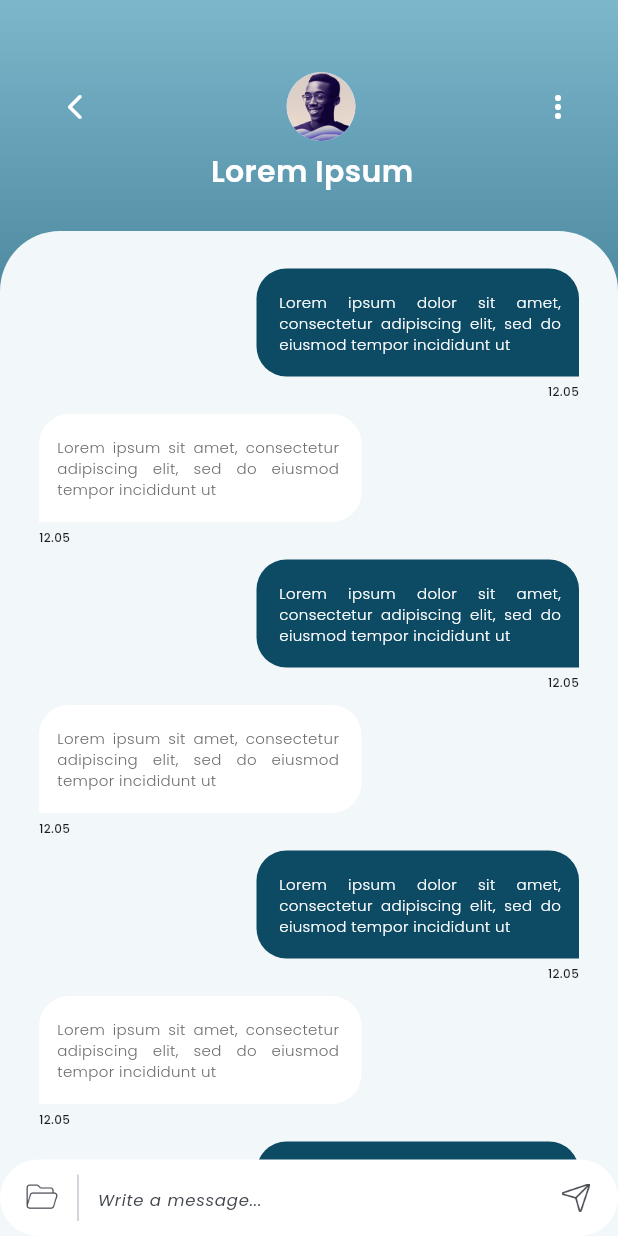
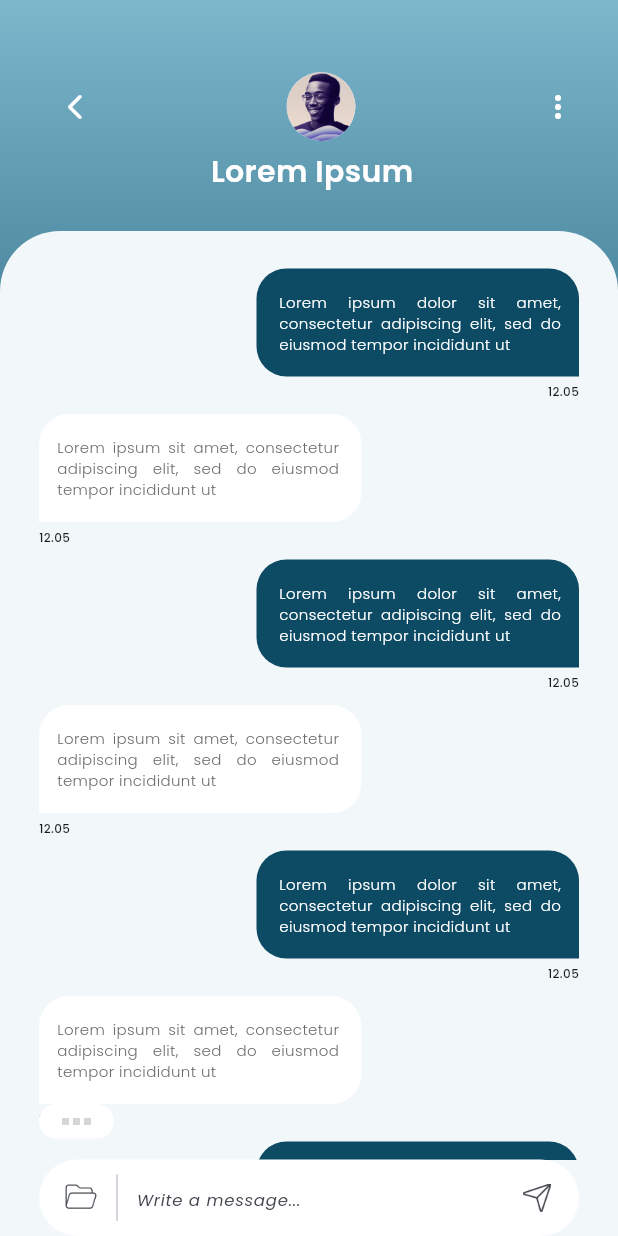
Before and after one commit to Waseem-Dar/ChatApp, a Flutter app: the ChatScreen screen opened directly, on a phone screen of 412 x 824 dp. Run offline on Flutter 3.47's test engine with Material 3 defaults, Android fonts, the phone set to English and light mode, and no system bars; our stand-ins replace country_picker, flutter_toggle_tab, google_fonts, google_maps_flutter, location; grey boxes are pictures that could not be loaded.

Commit message:
modified chat screen

```diff
--- a/lib/screens/profilePages/privacy_details_screen.dart
+++ b/lib/screens/profilePages/privacy_details_screen.dart
@@ -19,7 +19,6 @@ class PrivacyDetailsScreen extends StatelessWidget {
         thickness: 1,
         child: SingleChildScrollView(
           controller: verticalScroll,
-          physics: const BouncingScrollPhysics(),
           child: Padding(
             padding: const EdgeInsets.symmetric(horizontal: 23 ),
             child: Column(
--- a/lib/screens/profilePages/terms_details_screen.dart
+++ b/lib/screens/profilePages/terms_details_screen.dart
@@ -20,7 +20,6 @@ class TermsDetailsScreen extends StatelessWidget {
         thickness: 1,
         child: SingleChildScrollView(
           controller: verticalScroll,
-          physics: const BouncingScrollPhysics(),
           child: Padding(
             padding: const EdgeInsets.symmetric(horizontal: 23),
             child: Column(
--- a/lib/screens/usersPages/chat_screen.dart
+++ b/lib/screens/usersPages/chat_screen.dart
@@ -1,4 +1,5 @@
 import 'package:chat_app/screens/usersPages/chat_user_details_screen.dart';
+import 'package:chat_app/widgets/user_widgets.dart';
 import 'package:flutter/material.dart';
 import 'package:google_fonts/google_fonts.dart';
 import '../../widgets/message_card.dart';
@@ -10,7 +11,7 @@ class ChatScreen extends StatefulWidget {
   @override
   State<ChatScreen> createState() => _ChatScreenState();
 }
-
+bool showBox = false;
 class _ChatScreenState extends State<ChatScreen> {
   @override
   Widget build(BuildContext context) {
@@ -83,12 +84,16 @@ class _ChatScreenState extends State<ChatScreen> {
                         Expanded(
                             child: ListView.builder(
                               padding: const EdgeInsets.only(top: 20,left: 26,right: 26),
-                                itemCount:10,
+                                itemCount:9,
                                  itemBuilder: (context, index) {
                                   return  MessageCard(index: index,);
                                    },)),
+                        // SizedBox(
+                        //   height: 40,
+                        // ),
                         Container(
                           height: 51,
+                          margin: EdgeInsets.symmetric(horizontal: 26),
                           decoration: BoxDecoration(
                           color: Colors.white,
                             borderRadius: BorderRadius.circular(26),
@@ -98,6 +103,7 @@ class _ChatScreenState extends State<ChatScreen> {
                             child: Row(
                               children: [
                                 IconButton(
+                                  highlightColor: Colors.transparent,
                                     padding:EdgeInsets.zero,
                                     visualDensity: const VisualDensity(horizontal: -4,vertical: -4),
                                     onPressed: (){},
@@ -123,6 +129,7 @@ class _ChatScreenState extends State<ChatScreen> {
                                   ),
                                 )),
                                 IconButton(
+                                    highlightColor: Colors.transparent,
                                     padding:EdgeInsets.zero,
                                     visualDensity: const VisualDensity(horizontal: -4,vertical: -4),
                                     onPressed: (){}, icon: const ImageIcon(AssetImage("assets/images/sendIcon.png"),size: 19,))
@@ -135,7 +142,9 @@ class _ChatScreenState extends State<ChatScreen> {
                   ),
                 )
               ],
-            )
+            ),
+            UserWidget.replayShowBox()
+
           ],
         ),
       ),
--- a/lib/widgets/user_widgets.dart
+++ b/lib/widgets/user_widgets.dart
@@ -110,4 +110,30 @@ class UserWidget{
             style: GoogleFonts.poppins(fontSize: 12,fontWeight: FontWeight.w400,color: const Color(0xFF6C6C6C)),textAlign: TextAlign.justify,),),),],);
   }
 
+
+  static Widget replayShowBox(){
+    return  Positioned(
+      bottom: 65,
+      left: 26,
+      child: Container(
+        width: 50,
+        height: 23,
+        padding: EdgeInsets.symmetric(horizontal: 13),
+        // margin: EdgeInsets.only(bottom: 65),
+        decoration: BoxDecoration(
+          color: Colors.white,
+          borderRadius: BorderRadius.circular(14),
+        ),
+        child: Row(
+          mainAxisAlignment: MainAxisAlignment.spaceEvenly,
+          children: [
+            ImageIcon(AssetImage("assets/images/ellipse3.png"),size: 5,color: Colors.black.withOpacity(0.6),),
+            ImageIcon(AssetImage("assets/images/ellipse1.png"),size: 5,color: Colors.black.withOpacity(0.4),),
+            ImageIcon(AssetImage("assets/images/ellipse2.png"),size: 5,color: Color(0xFFD9D9D9),),
+          ],
+        ),
+      ),
+    );
+  }
+
 }
```
